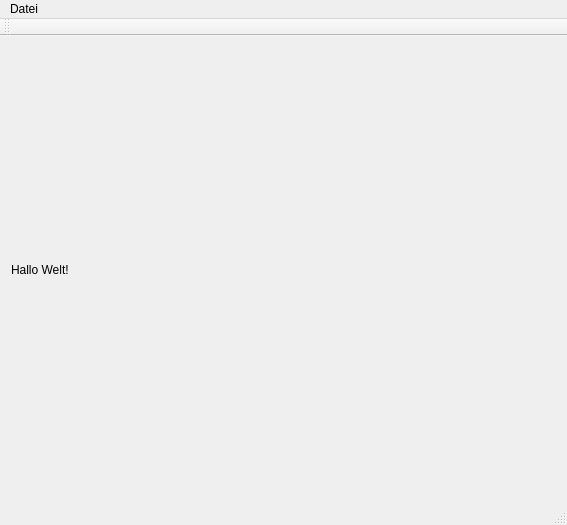
Above: mainwindow.ui from benediktrauch/qt-multilang before the change. Below: the same form after it.
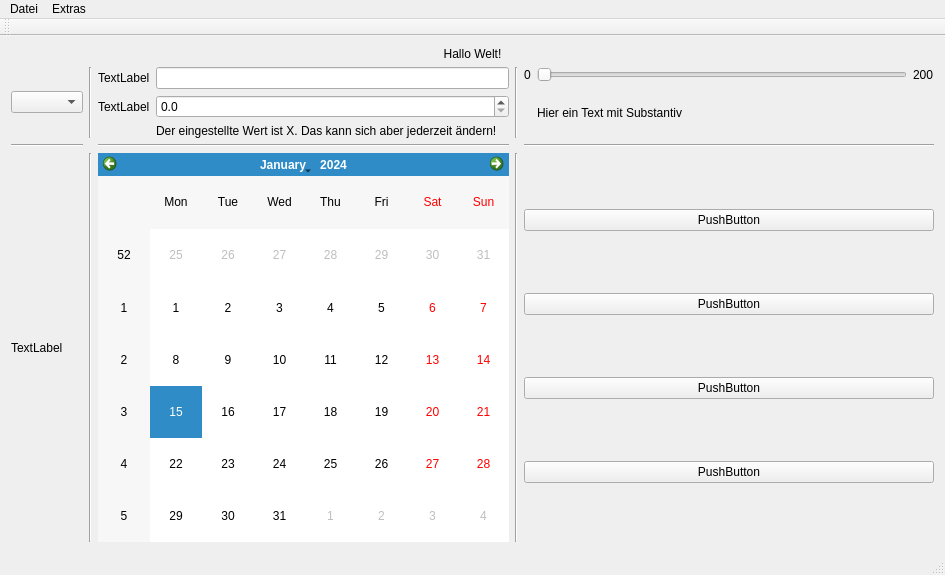
That is the form after the change.

Diff of the .ui file:
```diff
--- a/mainwindow.ui
+++ b/mainwindow.ui
@@ -6,8 +6,8 @@
    <rect>
     <x>0</x>
     <y>0</y>
-    <width>567</width>
-    <height>525</height>
+    <width>945</width>
+    <height>575</height>
    </rect>
   </property>
   <property name="windowTitle">
@@ -15,13 +15,188 @@
   </property>
   <widget class="QWidget" name="centralWidget">
    <layout class="QGridLayout" name="gridLayout_2">
+    <item row="1" column="0">
+     <layout class="QGridLayout" name="gridLayout_4">
+      <item row="2" column="4">
+       <layout class="QVBoxLayout" name="verticalLayout">
+        <item>
+         <widget class="QPushButton" name="pushButton_1">
+          <property name="text">
+           <string>PushButton</string>
+          </property>
+         </widget>
+        </item>
+        <item>
+         <widget class="QPushButton" name="pushButton_3">
+          <property name="text">
+           <string>PushButton</string>
+          </property>
+         </widget>
+        </item>
+        <item>
+         <widget class="QPushButton" name="pushButton_2">
+          <property name="text">
+           <string>PushButton</string>
+          </property>
+         </widget>
+        </item>
+        <item>
+         <widget class="QPushButton" name="pushButton_4">
+          <property name="text">
+           <string>PushButton</string>
+          </property>
+         </widget>
+        </item>
+       </layout>
+      </item>
+      <item row="1" column="4">
+       <widget class="Line" name="line_7">
+        <property name="orientation">
+         <enum>Qt::Horizontal</enum>
+        </property>
+       </widget>
+      </item>
+      <item row="2" column="3">
+       <widget class="Line" name="line_2">
+        <property name="orientation">
+         <enum>Qt::Vertical</enum>
+        </property>
+       </widget>
+      </item>
+      <item row="0" column="3">
+       <widget class="Line" name="line_4">
+        <property name="orientation">
+         <enum>Qt::Vertical</enum>
+        </property>
+       </widget>
+      </item>
+      <item row="1" column="0">
+       <widget class="Line" name="line_6">
+        <property name="orientation">
+         <enum>Qt::Horizontal</enum>
+        </property>
+       </widget>
+      </item>
+      <item row="2" column="1">
+       <widget class="Line" name="line">
+        <property name="orientation">
+         <enum>Qt::Vertical</enum>
+        </property>
+       </widget>
+      </item>
+      <item row="1" column="2">
+       <widget class="Line" name="line_5">
+        <property name="orientation">
+         <enum>Qt::Horizontal</enum>
+        </property>
+       </widget>
+      </item>
+      <item row="2" column="2">
+       <widget class="QCalendarWidget" name="calendarWidget"/>
+      </item>
+      <item row="0" column="0">
+       <widget class="QComboBox" name="comboBox"/>
+      </item>
+      <item row="0" column="2">
+       <layout class="QFormLayout" name="formLayout">
+        <item row="0" column="0">
+         <widget class="QLabel" name="label">
+          <property name="text">
+           <string>TextLabel</string>
+          </property>
+         </widget>
+        </item>
+        <item row="0" column="1">
+         <widget class="QLineEdit" name="lineEdit"/>
+        </item>
+        <item row="1" column="0">
+         <widget class="QLabel" name="label_2">
+          <property name="text">
+           <string>TextLabel</string>
+          </property>
+         </widget>
+        </item>
+        <item row="1" column="1">
+         <widget class="QDoubleSpinBox" name="doubleSpinBox">
+          <property name="decimals">
+           <number>1</number>
+          </property>
+         </widget>
+        </item>
+        <item row="2" column="0">
+         <widget class="QLabel" name="label_3">
+          <property name="text">
+           <string/>
+          </property>
+         </widget>
+        </item>
+        <item row="2" column="1">
+         <widget class="QLabel" name="label_4">
+          <property name="text">
+           <string>Der eingestellte Wert ist X. Das kann sich aber jederzeit ändern!</string>
+          </property>
+         </widget>
+        </item>
+       </layout>
+      </item>
+      <item row="0" column="4">
+       <layout class="QGridLayout" name="gridLayout_3">
+        <item row="1" column="1">
+         <widget class="QLabel" name="label_7">
+          <property name="text">
+           <string>Hier ein Text mit Substantiv</string>
+          </property>
+         </widget>
+        </item>
+        <item row="0" column="0">
+         <widget class="QLabel" name="label_6">
+          <property name="text">
+           <string>0</string>
+          </property>
+         </widget>
+        </item>
+        <item row="0" column="1">
+         <widget class="QSlider" name="horizontalSlider">
+          <property name="maximum">
+           <number>200</number>
+          </property>
+          <property name="orientation">
+           <enum>Qt::Horizontal</enum>
+          </property>
+         </widget>
+        </item>
+        <item row="0" column="2">
+         <widget class="QLabel" name="label_5">
+          <property name="text">
+           <string>200</string>
+          </property>
+         </widget>
+        </item>
+       </layout>
+      </item>
+      <item row="0" column="1">
+       <widget class="Line" name="line_3">
+        <property name="orientation">
+         <enum>Qt::Vertical</enum>
+        </property>
+       </widget>
+      </item>
+      <item row="2" column="0">
+       <widget class="QLabel" name="label_8">
+        <property name="text">
+         <string>TextLabel</string>
+        </property>
+       </widget>
+      </item>
+     </layout>
+    </item>
     <item row="0" column="0">
      <widget class="QLabel" name="helloWorldLabel">
       <property name="text">
        <string extracomment="Ein Kommentar.">Hallo Welt!</string>
       </property>
       <property name="alignment">
-       <set>Qt::AlignLeading|Qt::AlignLeft|Qt::AlignVCenter</set>
+       <set>Qt::AlignCenter</set>
       </property>
      </widget>
     </item>
@@ -32,7 +207,7 @@
     <rect>
      <x>0</x>
      <y>0</y>
-     <width>567</width>
+     <width>945</width>
      <height>26</height>
     </rect>
    </property>
@@ -40,8 +215,17 @@
     <property name="title">
      <string>Datei</string>
     </property>
+    <addaction name="action_ffnen"/>
+    <addaction name="actionSpeichern"/>
+    <addaction name="actionBeenden"/>
+   </widget>
+   <widget class="QMenu" name="menuExtras">
+    <property name="title">
+     <string>Extras</string>
+    </property>
    </widget>
    <addaction name="menuDatei"/>
+   <addaction name="menuExtras"/>
   </widget>
   <widget class="QToolBar" name="mainToolBar">
    <attribute name="toolBarArea">
```
Left out of the diff: 15 changed lines with no effect on the pictures.
